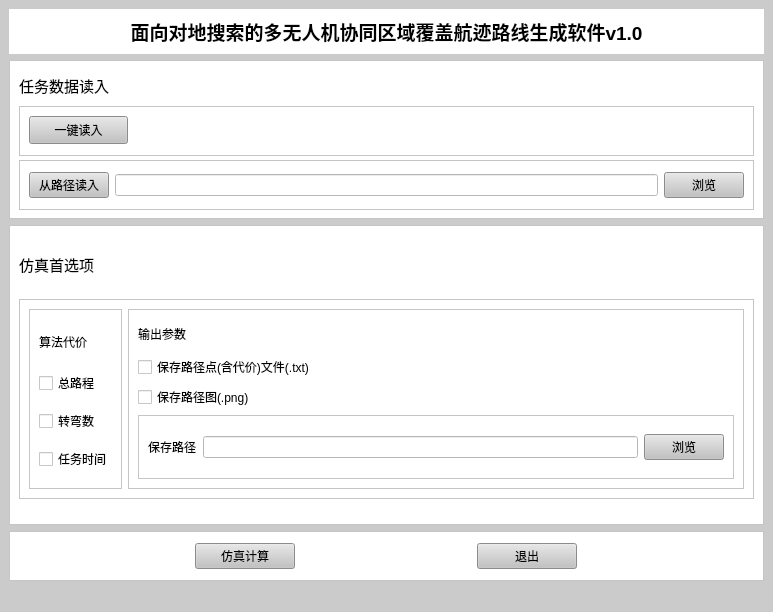
fishyu1201/DDQNsoftware, file designer/mainwindow.ui: the form before one commit.
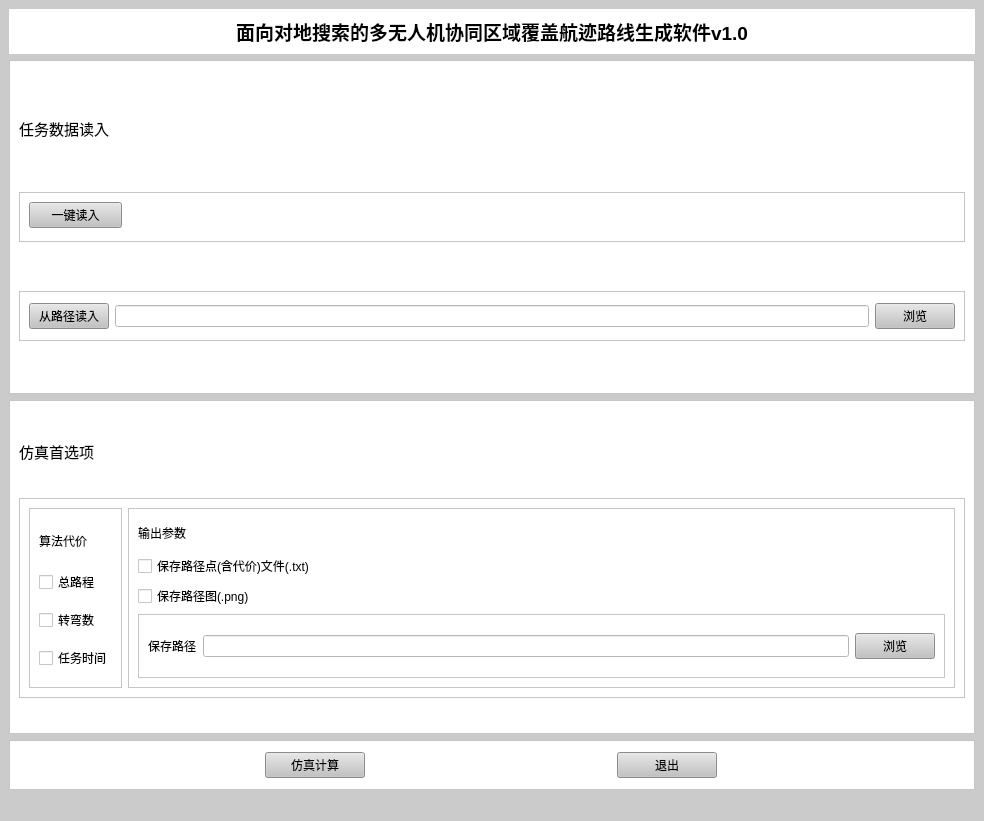
The form after the commit.

What changed in the file:
```diff
--- a/designer/mainwindow.ui
+++ b/designer/mainwindow.ui
@@ -6,8 +6,8 @@
    <rect>
     <x>0</x>
     <y>0</y>
-    <width>773</width>
-    <height>612</height>
+    <width>984</width>
+    <height>821</height>
    </rect>
   </property>
   <property name="windowTitle">
@@ -123,8 +123,8 @@
            <rect>
             <x>10</x>
             <y>10</y>
-            <width>99</width>
-            <height>28</height>
+            <width>93</width>
+            <height>26</height>
            </rect>
           </property>
           <property name="styleSheet">
```
